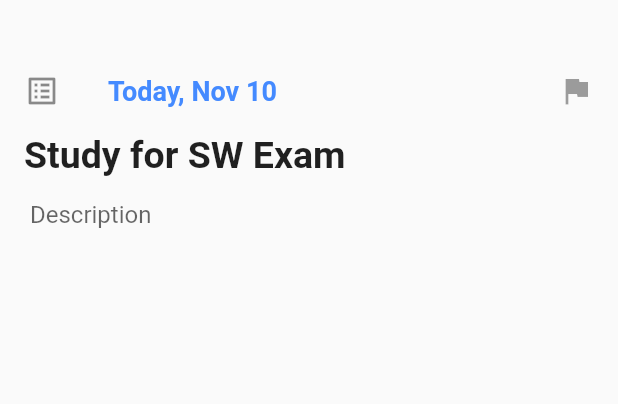
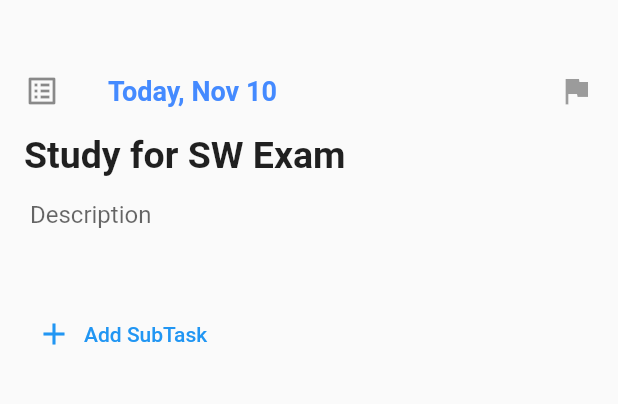
Before and after one commit to abdalazeezS/Task-Planner, a Flutter app: the TaskDetails screen opened directly with sample values from the repository, on a phone screen of 412 x 824 dp, the part 59-463 px from its top. Run offline on Flutter 3.47's test engine with Material 2 defaults, Android fonts, the phone set to English and light mode, and no system bars.

Commit message:
add subTasks UI components

```diff
--- a/lib/constants.dart
+++ b/lib/constants.dart
@@ -1,3 +1,4 @@
+import 'package:Task_Planner/models/sub_task.dart';
 import 'package:Task_Planner/models/task_priority.dart';
 import 'package:flutter/material.dart';
 
@@ -62,12 +63,17 @@ var finishedList = [
 
 var tasksList = [
   Task(
-    title: 'Wash the car',
-    date: DateTime.now(),
-    isFinished: false,
-    taskPriority: TaskPriorityType.high,
-    category: Categories.inbox,
-  ),
+      title: 'Wash the car',
+      date: DateTime.now(),
+      isFinished: false,
+      taskPriority: TaskPriorityType.high,
+      category: Categories.inbox,
+      subTasks: [
+        SubTask(title: 'title', isFinished: false),
+        SubTask(title: 'title2', isFinished: false),
+        SubTask(title: 'title', isFinished: false),
+        SubTask(title: 'title2', isFinished: false),
+      ]),
   Task(
     title: 'buy new clothes',
     date: DateTime.now(),
--- /dev/null
+++ b/lib/models/sub_task.dart
@@ -0,0 +1,9 @@
+class SubTask {
+  String title;
+  bool isFinished;
+
+  SubTask({
+    required this.title,
+    required this.isFinished,
+  });
+}
--- a/lib/models/task.dart
+++ b/lib/models/task.dart
@@ -1,3 +1,4 @@
+import 'package:Task_Planner/models/sub_task.dart';
 import 'package:Task_Planner/models/task_category.dart';
 
 import '../constants.dart';
@@ -9,6 +10,7 @@ class Task {
   TaskPriorityType taskPriority;
   TaskCategory category;
   String? description = '';
+  List<SubTask>? subTasks;
 
   Task({
     required this.title,
@@ -17,5 +19,6 @@ class Task {
     required this.taskPriority,
     required this.category,
     this.description,
+    this.subTasks,
   });
 }
--- a/lib/screens/task_details_screen.dart
+++ b/lib/screens/task_details_screen.dart
@@ -1,3 +1,4 @@
+import 'package:Task_Planner/widgets/task_details/subtask_record.dart';
 import 'package:flutter/material.dart';
 import 'package:intl/intl.dart';
 import 'package:provider/provider.dart';
@@ -22,11 +23,13 @@ class TaskDetails extends StatelessWidget {
 
   @override
   Widget build(BuildContext context) {
+    var taskProvider = Provider.of<TaskProvider>(
+      context,
+      listen: false,
+    );
+
     TextEditingController _taskDescriptionController = TextEditingController(
-      text: Provider.of<TaskProvider>(
-        context,
-        listen: false,
-      ).getTaskDescription(task),
+      text: taskProvider.getTaskDescription(task),
     );
 
     _taskDescriptionController.selection =
@@ -98,10 +101,7 @@ class TaskDetails extends StatelessWidget {
                     maxLines: 3,
                     onChanged: (value) {
                       task.description = _taskDescriptionController.text;
-                      Provider.of<TaskProvider>(
-                        context,
-                        listen: false,
-                      ).setTaskDescription(task, task.description);
+                      taskProvider.setTaskDescription(task, task.description);
                     },
                     decoration: InputDecoration(
                       hintText: 'Description',
@@ -113,6 +113,21 @@ class TaskDetails extends StatelessWidget {
                     ),
                   ),
                 ),
+                Column(
+                  crossAxisAlignment: CrossAxisAlignment.end,
+                  children: [
+                    ...?task.subTasks?.map((subTask) {
+                      return SubTaskRecord(
+                        subTaskTitle: subTask.title,
+                      );
+                    }).toList(),
+                    TextButton.icon(
+                      onPressed: () {},
+                      icon: Icon(Icons.add),
+                      label: Text('Add SubTask'),
+                    ),
+                  ],
+                ),
               ],
             ),
           ),
```
Also changed, not shown: lib/screens/home_screen.dart (+55 -82 lines), lib/widgets/task_details/subtask_record.dart (added, +43 -0 lines).
